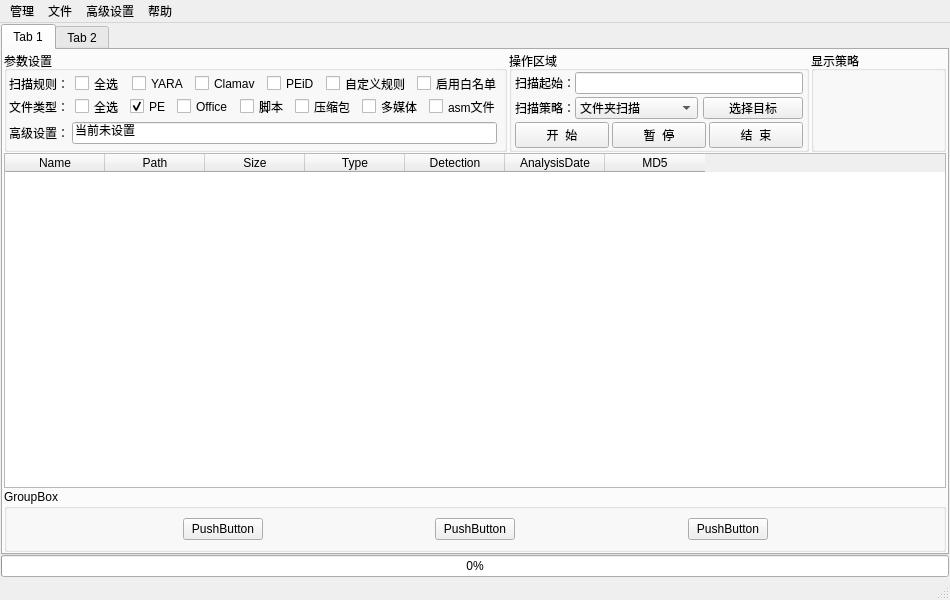
First picture: the form in uissma/UILib/MS_MainWindow.ui, repository zengrx/S.M.A.R.T, before the edit.
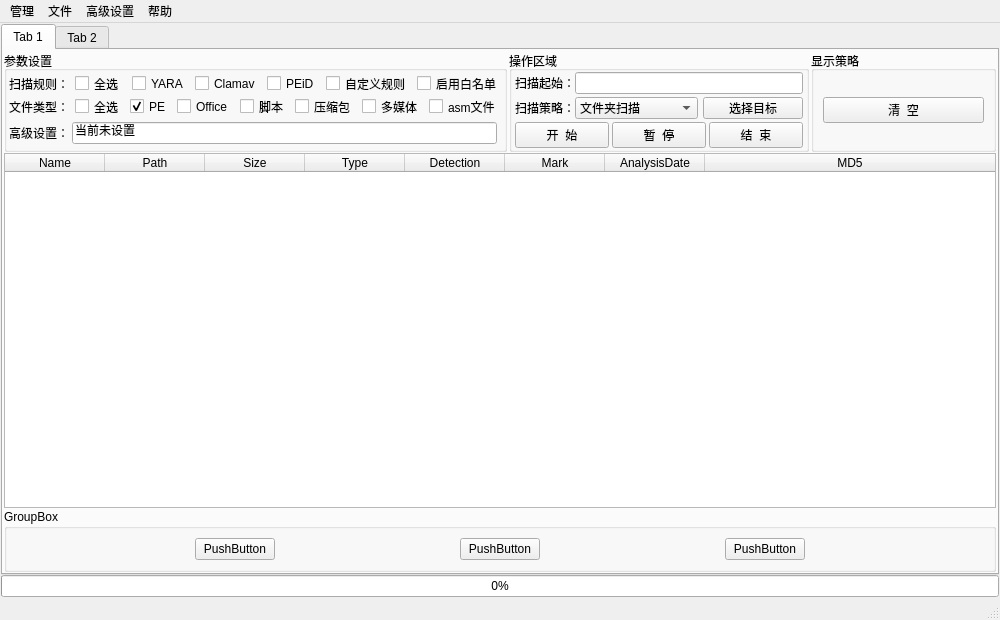
Second picture: the form after the edit.

```diff
--- a/uissma/UILib/MS_MainWindow.ui
+++ b/uissma/UILib/MS_MainWindow.ui
@@ -6,8 +6,8 @@
    <rect>
     <x>0</x>
     <y>0</y>
-    <width>950</width>
-    <height>600</height>
+    <width>1000</width>
+    <height>620</height>
    </rect>
   </property>
   <property name="windowTitle">
@@ -550,17 +550,11 @@
                 </property>
                 <layout class="QVBoxLayout" name="verticalLayout_7">
                  <item>
-                  <spacer name="horizontalSpacer_2">
-                   <property name="orientation">
-                    <enum>Qt::Horizontal</enum>
+                  <widget class="QPushButton" name="PB_Clear">
+                   <property name="text">
+                    <string>清  空</string>
                    </property>
-                   <property name="sizeHint" stdset="0">
-                    <size>
-                     <width>53</width>
-                     <height>20</height>
-                    </size>
-                   </property>
-                  </spacer>
+                  </widget>
                  </item>
                 </layout>
                </widget>
@@ -585,8 +579,17 @@
                <number>0</number>
               </property>
               <property name="columnCount">
-               <number>7</number>
+               <number>8</number>
               </property>
+              <attribute name="horizontalHeaderHighlightSections">
+               <bool>false</bool>
+              </attribute>
+              <attribute name="horizontalHeaderStretchLastSection">
+               <bool>true</bool>
+              </attribute>
+              <attribute name="verticalHeaderHighlightSections">
+               <bool>false</bool>
+              </attribute>
               <column>
                <property name="text">
                 <string>Name</string>
@@ -612,6 +615,11 @@
                 <string>Detection</string>
                </property>
               </column>
+              <column>
+               <property name="text">
+                <string>Mark</string>
+               </property>
+              </column>
               <column>
                <property name="text">
                 <string>AnalysisDate</string>
@@ -733,7 +741,7 @@
     <rect>
      <x>0</x>
      <y>0</y>
-     <width>950</width>
+     <width>1000</width>
      <height>23</height>
     </rect>
    </property>
```
Left out of the diff: 28 changed lines with no effect on the pictures.
